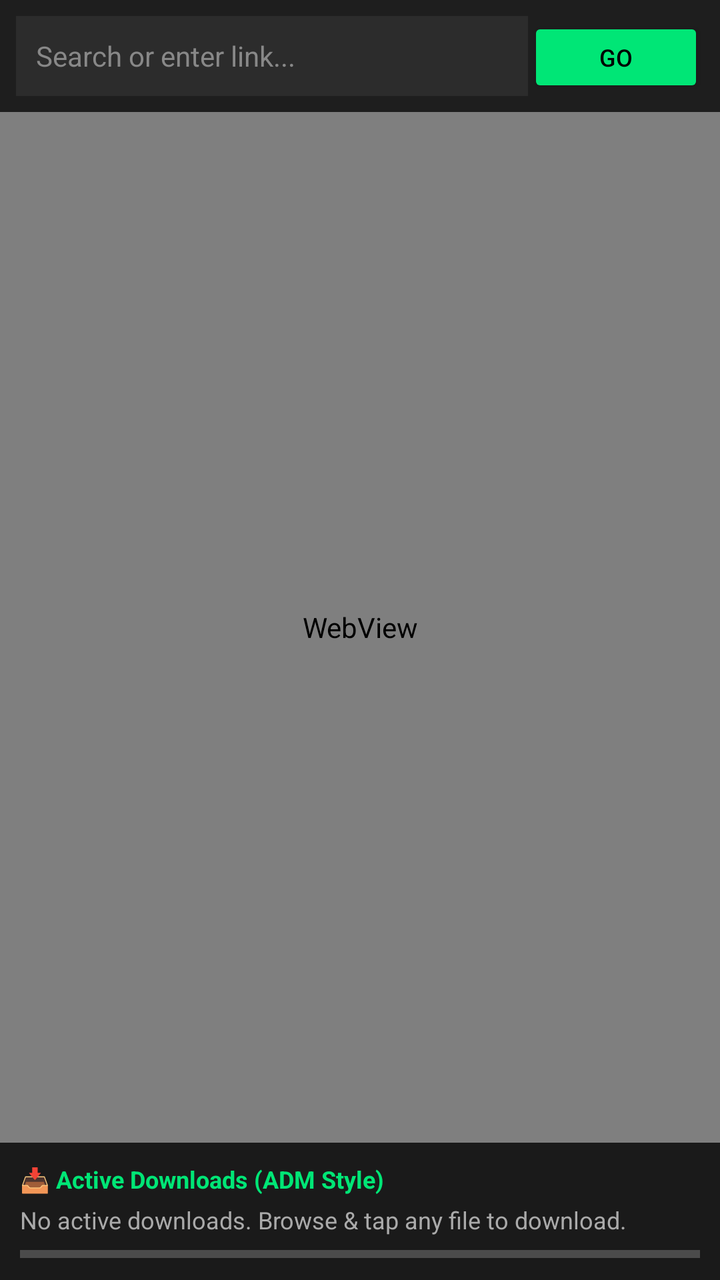
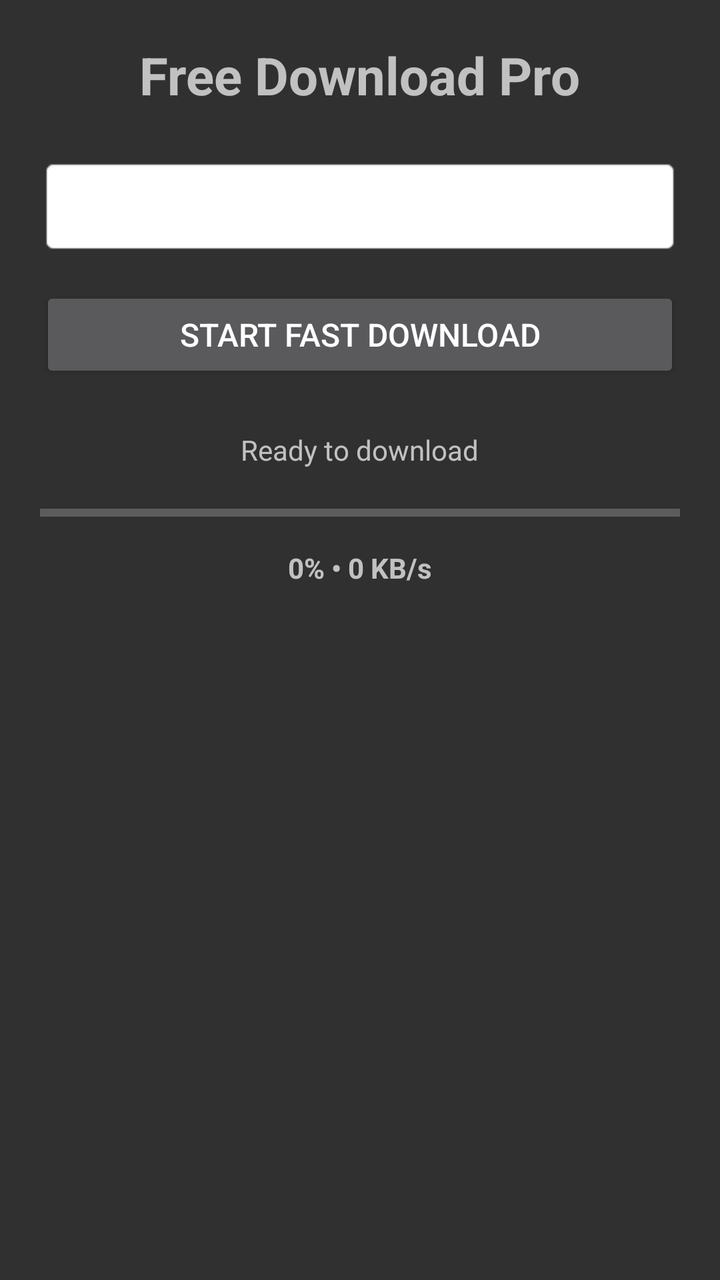

Compare the two renders of this Android layout. The source of the first and the diff that turns it into the second are given below.
<!-- AndroidManifest.xml: application theme Theme.AppCompat.NoActionBar -->
<!-- res/layout/activity_main.xml -->
<?xml version="1.0" encoding="utf-8"?>
<LinearLayout xmlns:android="http://schemas.android.com/apk/res/android"
    android:layout_width="match_parent"
    android:layout_height="match_parent"
    android:orientation="vertical"
    android:background="#121212">

    <LinearLayout
        android:layout_width="match_parent"
        android:layout_height="wrap_content"
        android:orientation="horizontal"
        android:padding="8dp"
        android:background="#1E1E1E">

        <EditText
            android:id="@+id/urlInput"
            android:layout_width="0dp"
            android:layout_height="40dp"
            android:layout_weight="1"
            android:hint="Search or enter link..."
            android:textColor="#FFFFFF"
            android:textColorHint="#888888"
            android:background="#2C2C2C"
            android:paddingHorizontal="10dp"
            android:textSize="14sp"
            android:imeOptions="actionGo"
            android:inputType="textUri"/>

        <Button
            android:id="@+id/btnGo"
            android:layout_width="wrap_content"
            android:layout_height="40dp"
            android:text="Go"
            android:textSize="12sp"
            android:backgroundTint="#00E676"
            android:textColor="#000000"/>
    </LinearLayout>

    <WebView
        android:id="@+id/webView"
        android:layout_width="match_parent"
        android:layout_height="0dp"
        android:layout_weight="1" />

    <LinearLayout
        android:layout_width="match_parent"
        android:layout_height="wrap_content"
        android:orientation="vertical"
        android:background="#1A1A1A"
        android:padding="10dp">

        <TextView
            android:layout_width="wrap_content"
            android:layout_height="wrap_content"
            android:text="📥 Active Downloads (ADM Style)"
            android:textColor="#00E676"
            android:textStyle="bold"
            android:textSize="12sp"
            android:paddingBottom="4dp"/>

        <TextView
            android:id="@+id/txtDownloadStatus"
            android:layout_width="match_parent"
            android:layout_height="wrap_content"
            android:text="No active downloads. Browse &amp; tap any file to download."
            android:textColor="#AAAAAA"
            android:textSize="12sp"/>

        <ProgressBar
            android:id="@+id/downloadProgress"
            style="?android:attr/progressBarStyleHorizontal"
            android:layout_width="match_parent"
            android:layout_height="6dp"
            android:progress="0"
            android:max="100"
            android:layout_marginTop="6dp"/>
    </LinearLayout>
</LinearLayout>
<!-- resources referenced by this layout -->
<resources>

</resources>

<!-- the commit's change to res/layout/activity_main.xml (unified diff, before → after) -->
@@ -3,76 +3,58 @@
     android:layout_width="match_parent"
     android:layout_height="match_parent"
     android:orientation="vertical"
-    android:background="#121212">
+    android:padding="20dp"
+    android:gravity="center_horizontal">
 
-    <LinearLayout
+    <TextView
+        android:layout_width="wrap_content"
+        android:layout_height="wrap_content"
+        android:text="Free Download Pro"
+        android:textSize="26sp"
+        android:textStyle="bold"
+        android:layout_marginBottom="24dp" />
+
+    <EditText
+        android:id="@+id/etUrl"
         android:layout_width="match_parent"
         android:layout_height="wrap_content"
-        android:orientation="horizontal"
-        android:padding="8dp"
-        android:background="#1E1E1E">
+        android:hint="Paste link here (http://...)"
+        android:inputType="textUri"
+        android:padding="12dp"
+        android:background="@android:drawable/editbox_background"
+        android:layout_marginBottom="16dp" />
 
-        <EditText
-            android:id="@+id/urlInput"
-            android:layout_width="0dp"
-            android:layout_height="40dp"
-            android:layout_weight="1"
-            android:hint="Search or enter link..."
-            android:textColor="#FFFFFF"
-            android:textColorHint="#888888"
-            android:background="#2C2C2C"
-            android:paddingHorizontal="10dp"
-            android:textSize="14sp"
-            android:imeOptions="actionGo"
-            android:inputType="textUri"/>
-
-        <Button
-            android:id="@+id/btnGo"
-            android:layout_width="wrap_content"
-            android:layout_height="40dp"
-            android:text="Go"
-            android:textSize="12sp"
-            android:backgroundTint="#00E676"
-            android:textColor="#000000"/>
-    </LinearLayout>
-
-    <WebView
-        android:id="@+id/webView"
-        android:layout_width="match_parent"
-        android:layout_height="0dp"
-        android:layout_weight="1" />
-
-    <LinearLayout
+    <Button
+        android:id="@+id/btnStartDownload"
         android:layout_width="match_parent"
         android:layout_height="wrap_content"
-        android:orientation="vertical"
-        android:background="#1A1A1A"
-        android:padding="10dp">
+        android:text="Start Fast Download"
+        android:textSize="16sp"
+        android:layout_marginBottom="24dp" />
 
-        <TextView
-            android:layout_width="wrap_content"
-            android:layout_height="wrap_content"
-            android:text="📥 Active Downloads (ADM Style)"
-            android:textColor="#00E676"
-            android:textStyle="bold"
-            android:textSize="12sp"
-            android:paddingBottom="4dp"/>
+    <TextView
+        android:id="@+id/tvStatus"
+        android:layout_width="wrap_content"
+        android:layout_height="wrap_content"
+        android:text="Ready to download"
+        android:textSize="14sp"
+        android:layout_marginBottom="12dp" />
 
-        <TextView
-            android:id="@+id/txtDownloadStatus"
-            android:layout_width="match_parent"
-            android:layout_height="wrap_content"
-            android:text="No active downloads. Browse &amp; tap any file to download."
-            android:textColor="#AAAAAA"
-            android:textSize="12sp"/>
+    <ProgressBar
+        android:id="@+id/progressBar"
+        style="?android:attr/progressBarStyleHorizontal"
+        android:layout_width="match_parent"
+        android:layout_height="20dp"
+        android:max="100"
+        android:progress="0"
+        android:layout_marginBottom="8dp" />
 
-        <ProgressBar
-            android:id="@+id/downloadProgress"
-            style="?android:attr/progressBarStyleHorizontal"
-            android:layout_width="match_parent"
-            android:layout_height="6dp"
-            android:progress="0"
-            android:max="100"
-            android:layout_marginTop="6dp"/>
-    </LinearLayout>
+    <TextView
+        android:id="@+id/tvProgressDetails"
+        android:layout_width="wrap_content"
+        android:layout_height="wrap_content"
+        android:text="0% • 0 KB/s"
+        android:textSize="14sp"
+        android:textStyle="bold" />
+
 </LinearLayout>
